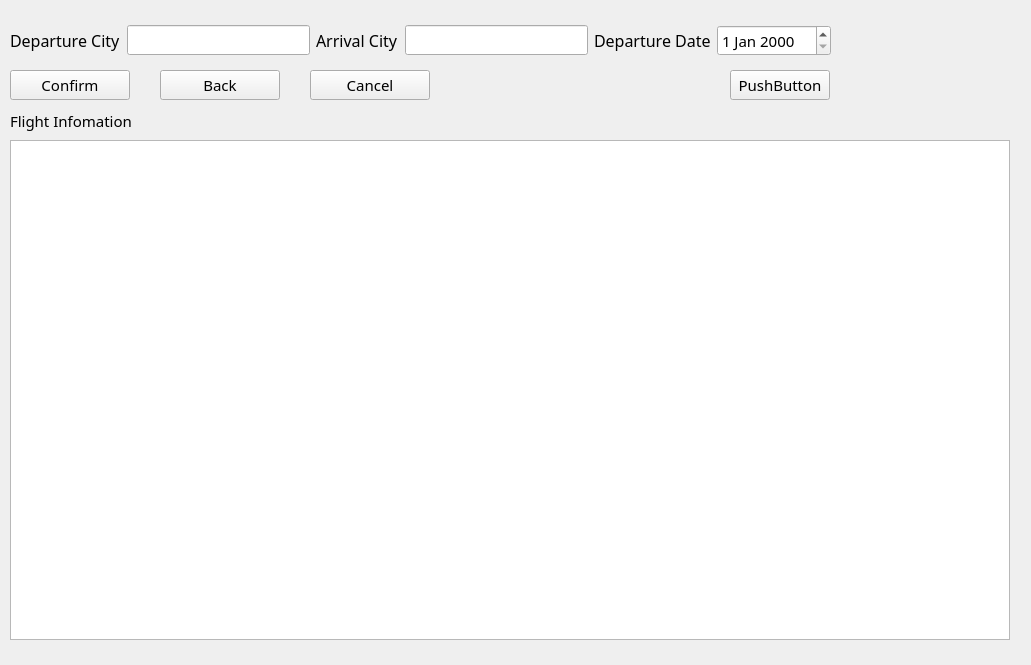
Before: the Qt Designer form flight_inquiry_citys_and_date.ui in Aloereed/Flightman_Client_DATA130039, drawn with Qt 5.
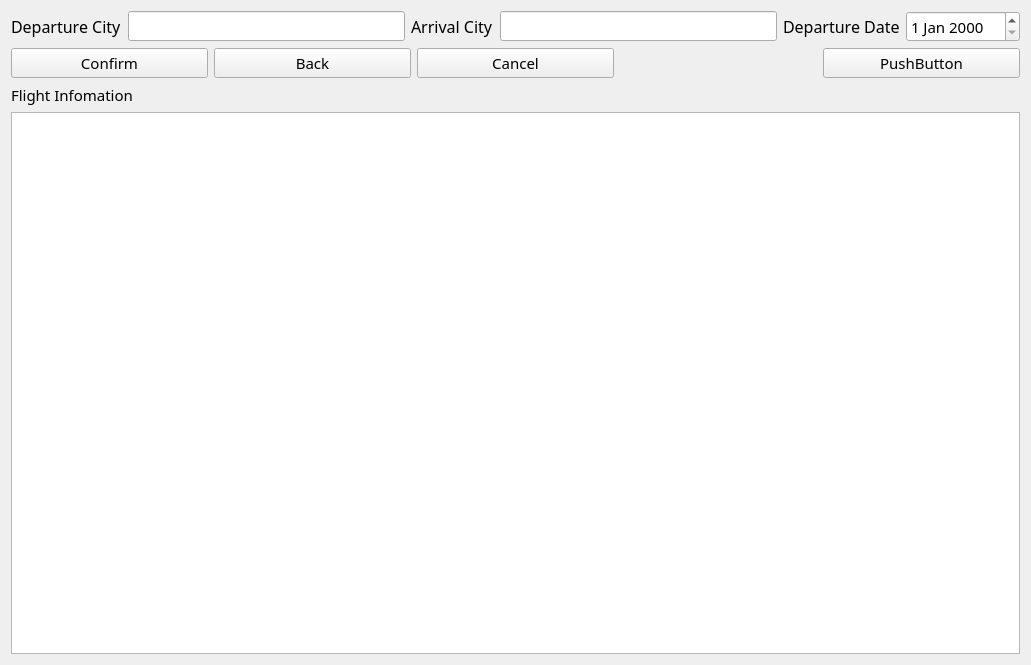
After: the same form once the commit is applied.

Diff of the .ui file:
```diff
--- a/flight_inquiry_citys_and_date.ui
+++ b/flight_inquiry_citys_and_date.ui
@@ -13,87 +13,8 @@
   <property name="windowTitle">
    <string>Flight Query</string>
   </property>
-  <widget class="QPushButton" name="pushButton_4">
-   <property name="geometry">
-    <rect>
-     <x>730</x>
-     <y>70</y>
-     <width>100</width>
-     <height>30</height>
-    </rect>
-   </property>
-   <property name="font">
-    <font>
-     <family>Yu Gothic UI Semilight</family>
-     <pointsize>11</pointsize>
-    </font>
-   </property>
-   <property name="text">
-    <string>PushButton</string>
-   </property>
-  </widget>
-  <widget class="QLabel" name="UserStatus">
-   <property name="geometry">
-    <rect>
-     <x>470</x>
-     <y>70</y>
-     <width>241</width>
-     <height>30</height>
-    </rect>
-   </property>
-   <property name="font">
-    <font>
-     <family>Yu Gothic UI Semilight</family>
-     <pointsize>11</pointsize>
-    </font>
-   </property>
-   <property name="text">
-    <string/>
-   </property>
-  </widget>
-  <widget class="QTableView" name="Flights">
-   <property name="geometry">
-    <rect>
-     <x>10</x>
-     <y>140</y>
-     <width>1000</width>
-     <height>500</height>
-    </rect>
-   </property>
-   <property name="font">
-    <font>
-     <family>Yu Gothic UI Semilight</family>
-    </font>
-   </property>
-  </widget>
-  <widget class="QLabel" name="label_4">
-   <property name="geometry">
-    <rect>
-     <x>10</x>
-     <y>110</y>
-     <width>121</width>
-     <height>21</height>
-    </rect>
-   </property>
-   <property name="font">
-    <font>
-     <family>Yu Gothic UI Semilight</family>
-     <pointsize>11</pointsize>
-    </font>
-   </property>
-   <property name="text">
-    <string>Flight Infomation</string>
-   </property>
-  </widget>
-  <widget class="QWidget" name="layoutWidget">
-   <property name="geometry">
-    <rect>
-     <x>10</x>
-     <y>10</y>
-     <width>821</width>
-     <height>61</height>
-    </rect>
-   </property>
+  <layout class="QGridLayout" name="gridLayout">
+   <item row="0" column="0">
    <layout class="QHBoxLayout" name="horizontalLayout">
     <item>
      <widget class="QLabel" name="label">
@@ -165,35 +86,11 @@
      </widget>
     </item>
    </layout>
-  </widget>
-  <widget class="QPushButton" name="pushButton_2">
-   <property name="geometry">
-    <rect>
-     <x>160</x>
-     <y>70</y>
-     <width>120</width>
-     <height>30</height>
-    </rect>
-   </property>
-   <property name="font">
-    <font>
-     <family>Yu Gothic UI Semilight</family>
-     <pointsize>11</pointsize>
-    </font>
-   </property>
-   <property name="text">
-    <string>Back</string>
-   </property>
-  </widget>
+   </item>
+   <item row="1" column="0">
+    <layout class="QHBoxLayout" name="horizontalLayout_2">
+     <item>
   <widget class="QPushButton" name="pushButton">
-   <property name="geometry">
-    <rect>
-     <x>10</x>
-     <y>70</y>
-     <width>120</width>
-     <height>30</height>
-    </rect>
-   </property>
    <property name="font">
     <font>
      <family>Yu Gothic UI Semilight</family>
@@ -204,15 +101,22 @@
     <string>Confirm</string>
    </property>
   </widget>
+     </item>
+     <item>
+      <widget class="QPushButton" name="pushButton_2">
+       <property name="font">
+        <font>
+         <family>Yu Gothic UI Semilight</family>
+         <pointsize>11</pointsize>
+        </font>
+       </property>
+       <property name="text">
+        <string>Back</string>
+       </property>
+      </widget>
+     </item>
+     <item>
   <widget class="QPushButton" name="pushButton_3">
-   <property name="geometry">
-    <rect>
-     <x>310</x>
-     <y>70</y>
-     <width>120</width>
-     <height>30</height>
-    </rect>
-   </property>
    <property name="font">
     <font>
      <family>Yu Gothic UI Semilight</family>
@@ -223,6 +127,58 @@
     <string>Cancel</string>
    </property>
   </widget>
+     </item>
+     <item>
+      <widget class="QLabel" name="UserStatus">
+       <property name="font">
+        <font>
+         <family>Yu Gothic UI Semilight</family>
+         <pointsize>11</pointsize>
+        </font>
+       </property>
+       <property name="text">
+        <string/>
+       </property>
+      </widget>
+     </item>
+     <item>
+      <widget class="QPushButton" name="pushButton_4">
+       <property name="font">
+        <font>
+         <family>Yu Gothic UI Semilight</family>
+         <pointsize>11</pointsize>
+        </font>
+       </property>
+       <property name="text">
+        <string>PushButton</string>
+       </property>
+      </widget>
+     </item>
+    </layout>
+   </item>
+   <item row="2" column="0">
+    <widget class="QLabel" name="label_4">
+     <property name="font">
+      <font>
+       <family>Yu Gothic UI Semilight</family>
+       <pointsize>11</pointsize>
+      </font>
+     </property>
+     <property name="text">
+      <string>Flight Infomation</string>
+     </property>
+    </widget>
+   </item>
+   <item row="3" column="0">
+    <widget class="QTableView" name="Flights">
+     <property name="font">
+      <font>
+       <family>Yu Gothic UI Semilight</family>
+      </font>
+     </property>
+    </widget>
+   </item>
+  </layout>
  </widget>
  <resources/>
  <connections/>
```
Lines whose indentation alone changed are shown as unchanged.
